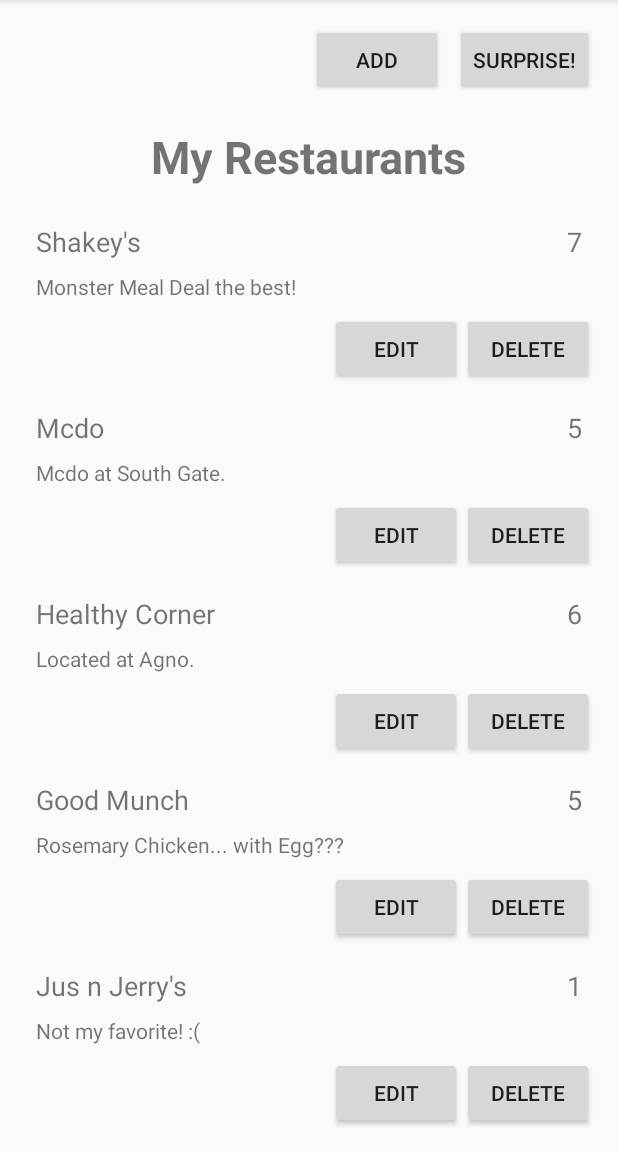
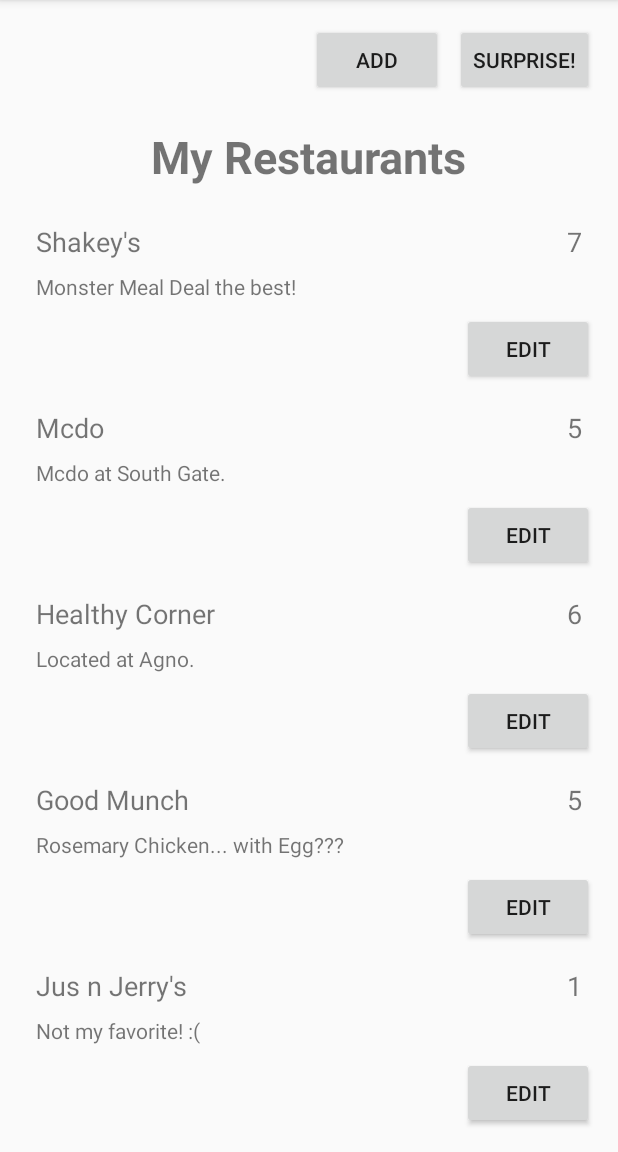
Before and after one commit to GoobyGooberman/MOBIDEV_HandsOnRepo, an Android app: the RestaurantActivity screen opened directly, with no data from a screen before it, on a phone screen of 412 x 824 dp, the part 84-1236 px from its top. Run offline under Robolectric (Android 15) with nearby library versions, the phone set to English and light mode, and no system bars.

Commit message:
Temporarily hid delete btn

```diff
--- a/app/src/main/res/layout/restaurant_item_layout.xml
+++ b/app/src/main/res/layout/restaurant_item_layout.xml
@@ -62,14 +62,14 @@
             app:layout_constraintTop_toBottomOf="@+id/restaurant_desc_text"
             tools:layout_editor_absoluteX="100dp" />
 
-        <Button
+        <!--<Button
             android:id="@+id/delete_btn"
             android:layout_width="wrap_content"
             android:layout_height="wrap_content"
             android:layout_weight="1"
             android:text="Delete"
             app:layout_constraintTop_toBottomOf="@+id/restaurant_desc_text"
-            tools:layout_editor_absoluteX="100dp" />
+            tools:layout_editor_absoluteX="100dp" />-->
     </LinearLayout>
 
 </android.support.constraint.ConstraintLayout>
```
